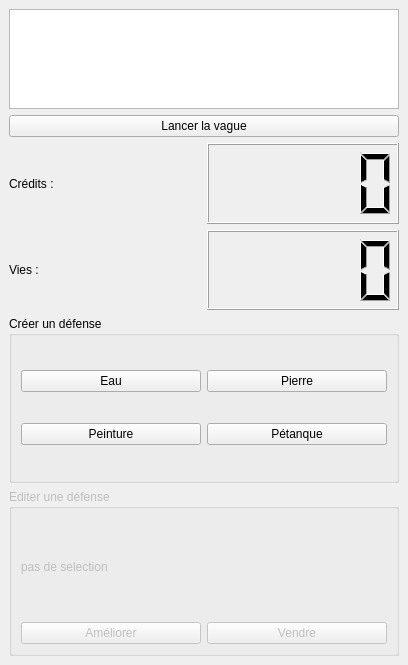
The window that src/dock.ui (farnyser/towerdefense) describes before a commit, drawn with Qt 5.
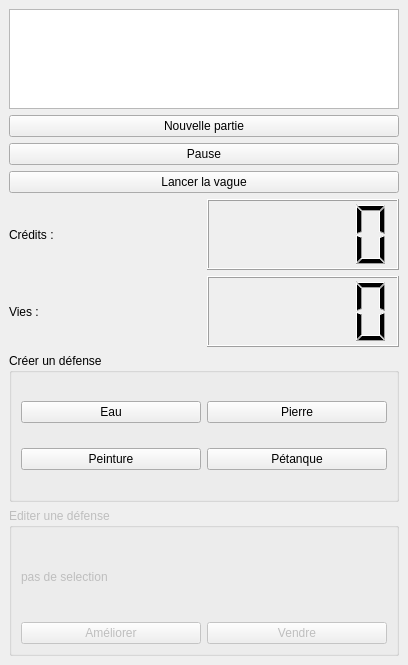
The same window after the commit.

Commit message: Ajout de pause/end/new - end en cas de perte - new pour recharger le tout, tout vider.. et relancer

The edit to the form file:
```diff
--- a/src/dock.ui
+++ b/src/dock.ui
@@ -43,6 +43,20 @@
       </property>
      </widget>
     </item>
+    <item>
+     <widget class="QPushButton" name="newGame">
+      <property name="text">
+       <string>Nouvelle partie</string>
+      </property>
+     </widget>
+    </item>
+    <item>
+     <widget class="QPushButton" name="toggleState">
+      <property name="text">
+       <string>Pause</string>
+      </property>
+     </widget>
+    </item>
     <item>
      <widget class="QPushButton" name="launchWave">
       <property name="text">
```
The commit also changes 2 other files.
